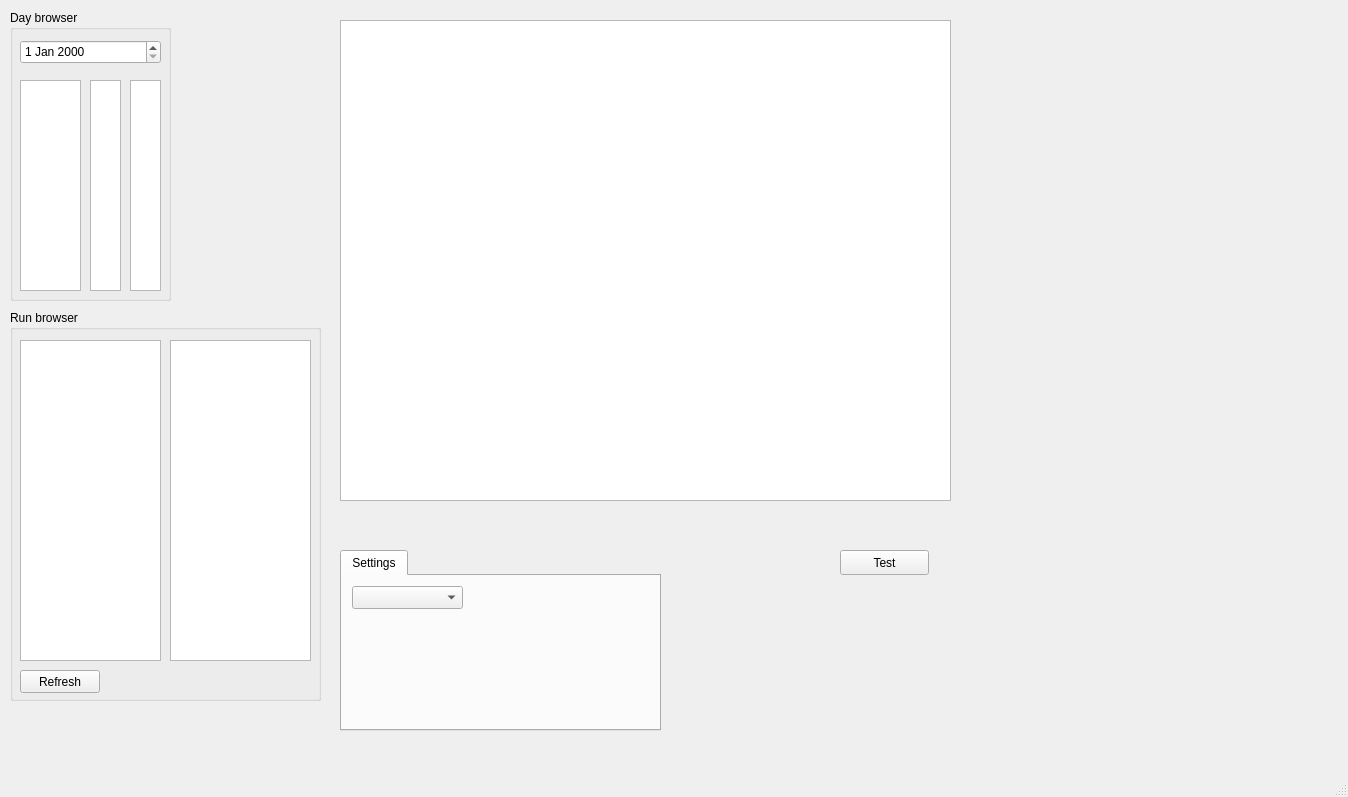
Old version of the form gui/main.ui in the repository adareau/HAL.
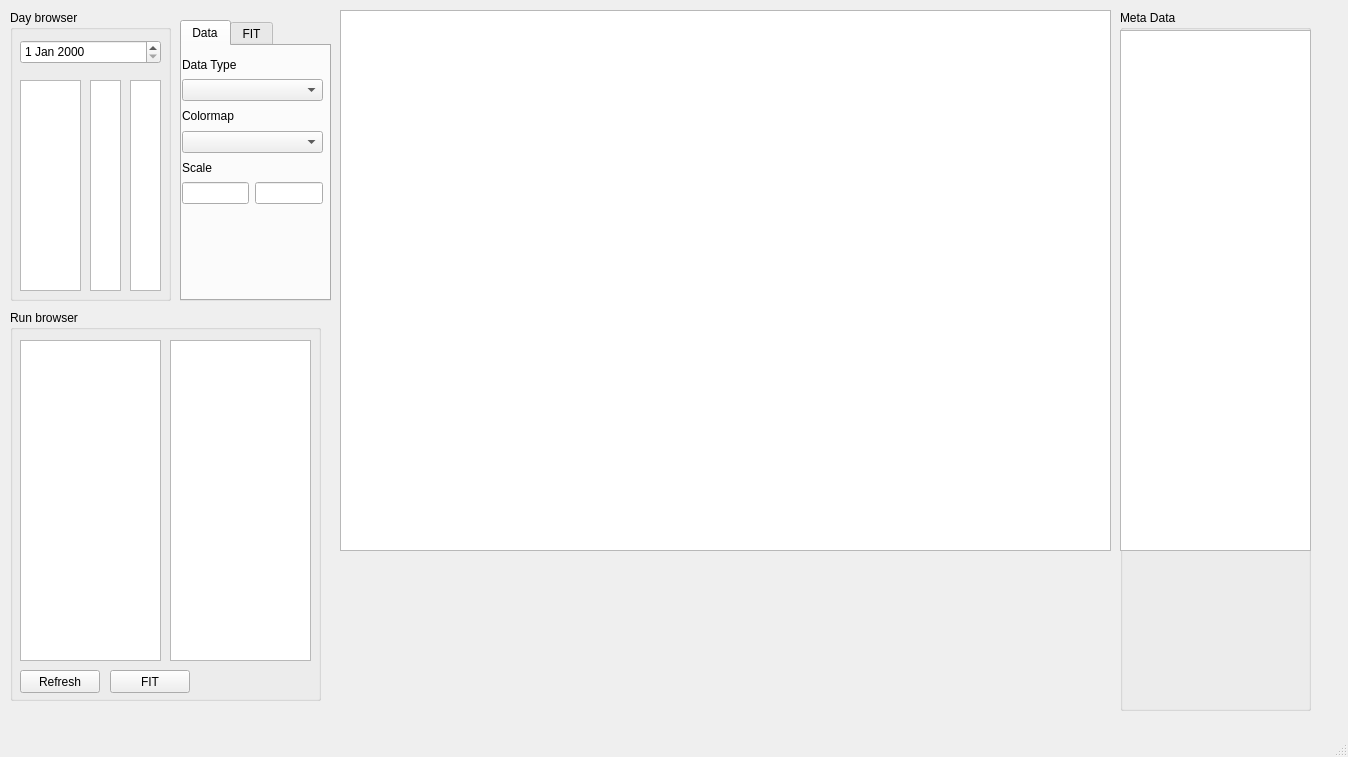
New version of the form. Custom widgets are drawn as their Qt base class.

Commit message: several improvements for data display

Diff of the .ui file:
```diff
--- a/gui/main.ui
+++ b/gui/main.ui
@@ -7,26 +7,13 @@
     <x>0</x>
     <y>0</y>
     <width>1348</width>
-    <height>797</height>
+    <height>757</height>
    </rect>
   </property>
   <property name="windowTitle">
    <string>HAL</string>
   </property>
   <widget class="QWidget" name="centralwidget">
-   <widget class="QPushButton" name="testButton">
-    <property name="geometry">
-     <rect>
-      <x>840</x>
-      <y>550</y>
-      <width>89</width>
-      <height>25</height>
-     </rect>
-    </property>
-    <property name="text">
-     <string>Test</string>
-    </property>
-   </widget>
    <widget class="QGroupBox" name="dayBrowserBox">
     <property name="geometry">
      <rect>
@@ -125,14 +112,27 @@
       <string>Refresh</string>
      </property>
     </widget>
+    <widget class="QPushButton" name="fitButton">
+     <property name="geometry">
+      <rect>
+       <x>100</x>
+       <y>360</y>
+       <width>80</width>
+       <height>23</height>
+      </rect>
+     </property>
+     <property name="text">
+      <string>FIT</string>
+     </property>
+    </widget>
    </widget>
    <widget class="QTabWidget" name="settingsTabWidget">
     <property name="geometry">
      <rect>
-      <x>340</x>
-      <y>550</y>
-      <width>321</width>
-      <height>181</height>
+      <x>180</x>
+      <y>20</y>
+      <width>151</width>
+      <height>281</height>
      </rect>
     </property>
     <property name="currentIndex">
@@ -140,30 +140,97 @@
     </property>
     <widget class="QWidget" name="tab">
      <attribute name="title">
-      <string>Settings</string>
+      <string>Data</string>
      </attribute>
-     <widget class="QComboBox" name="dataTypeComboBox">
+     <widget class="QWidget" name="verticalLayoutWidget">
       <property name="geometry">
        <rect>
-        <x>10</x>
+        <x>0</x>
         <y>10</y>
-        <width>111</width>
-        <height>23</height>
+        <width>141</width>
+        <height>148</height>
        </rect>
       </property>
+      <layout class="QVBoxLayout" name="verticalLayout">
+       <item>
+        <widget class="QLabel" name="label">
+         <property name="text">
+          <string>Data Type</string>
+         </property>
+        </widget>
+       </item>
+       <item>
+        <widget class="QComboBox" name="dataTypeComboBox"/>
+       </item>
+       <item>
+        <widget class="QLabel" name="label_2">
+         <property name="text">
+          <string>Colormap</string>
+         </property>
+        </widget>
+       </item>
+       <item>
+        <widget class="QComboBox" name="colorMapComboBox"/>
+       </item>
+       <item>
+        <widget class="QLabel" name="label_3">
+         <property name="text">
+          <string>Scale</string>
+         </property>
+        </widget>
+       </item>
+       <item>
+        <layout class="QHBoxLayout" name="horizontalLayout_2">
+         <item>
+          <widget class="QLineEdit" name="scaleMinEdit"/>
+         </item>
+         <item>
+          <widget class="QLineEdit" name="scaleMaxEdit"/>
+         </item>
+        </layout>
+       </item>
+      </layout>
      </widget>
     </widget>
+    <widget class="QWidget" name="tab_2">
+     <attribute name="title">
+      <string>FIT</string>
+     </attribute>
+    </widget>
    </widget>
    <widget class="GraphicsLayoutWidget" name="mainScreen">
     <property name="geometry">
      <rect>
       <x>340</x>
-      <y>20</y>
-      <width>611</width>
-      <height>481</height>
+      <y>10</y>
+      <width>771</width>
+      <height>541</height>
      </rect>
     </property>
    </widget>
+   <widget class="QGroupBox" name="metaDataBox">
+    <property name="geometry">
+     <rect>
+      <x>1120</x>
+      <y>10</y>
+      <width>191</width>
+      <height>701</height>
+     </rect>
+    </property>
+    <property name="title">
+     <string>Meta Data</string>
+    </property>
+    <widget class="QTextBrowser" name="metaDataText">
+     <property name="geometry">
+      <rect>
+       <x>0</x>
+       <y>20</y>
+       <width>191</width>
+       <height>521</height>
+      </rect>
+     </property>
+    </widget>
+   </widget>
   </widget>
   <widget class="QMenuBar" name="menubar">
    <property name="geometry">
```
Left out of the diff: 2 changed lines with no effect on the pictures. The commit also changes 7 other files.
